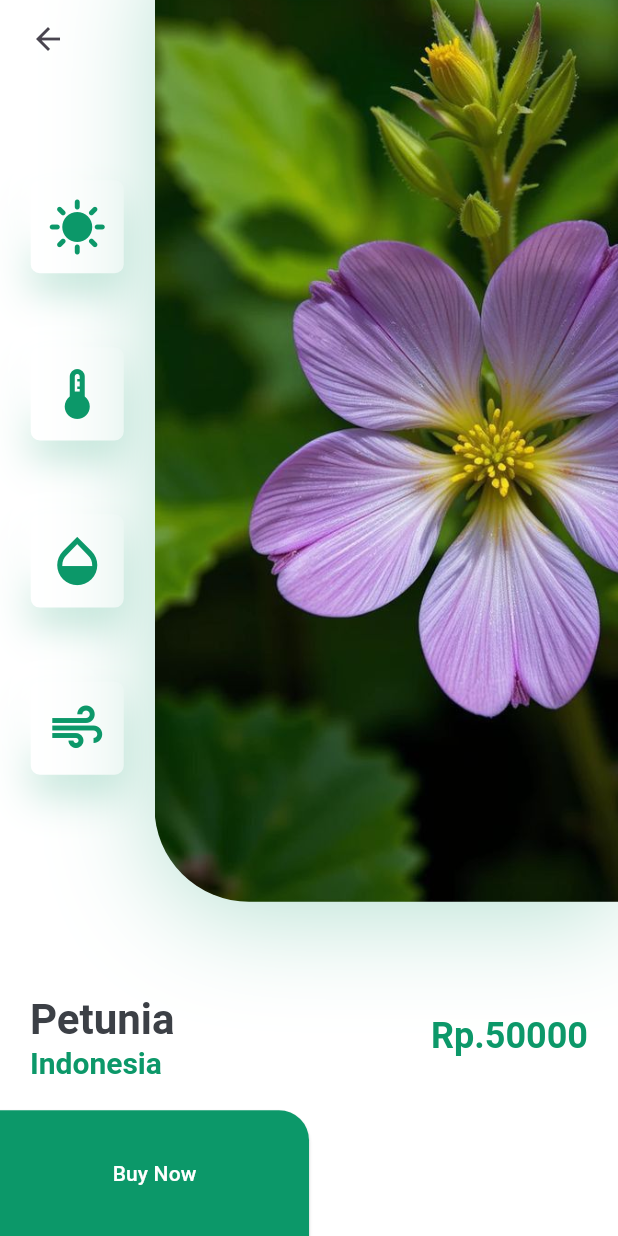
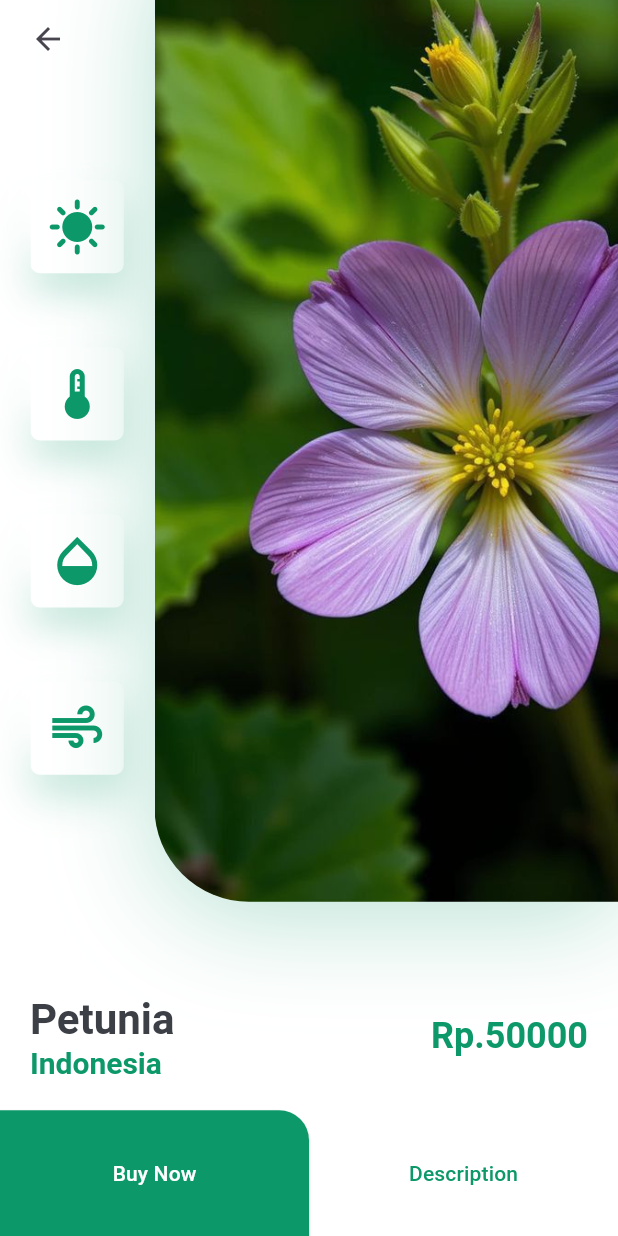
Before and after one commit to Muhammadalif1213/PlantApp, a Flutter app: the DetailScreen screen opened directly, scrolled down 58 dp, on a phone screen of 412 x 824 dp. Run offline on Flutter 3.47's test engine with Material 3 defaults, Android fonts, the phone set to English and light mode, and no system bars.

Commit message:
Menambahkan TextButton untuk "Description".

```diff
--- a/lib/screens/details/components/body.dart
+++ b/lib/screens/details/components/body.dart
@@ -40,6 +40,18 @@ class Body extends StatelessWidget {
                   ),
                 ),
               ),
+              Expanded(
+                child: SizedBox(
+                  height: 75,
+                  child: TextButton(
+                    onPressed: () {},
+                    child: const Text(
+                      "Description",
+                      style: TextStyle(color: kPrimaryColor),
+                    ),
+                  ),
+                ),
+              ),
             ],
           ),
         ],
```
